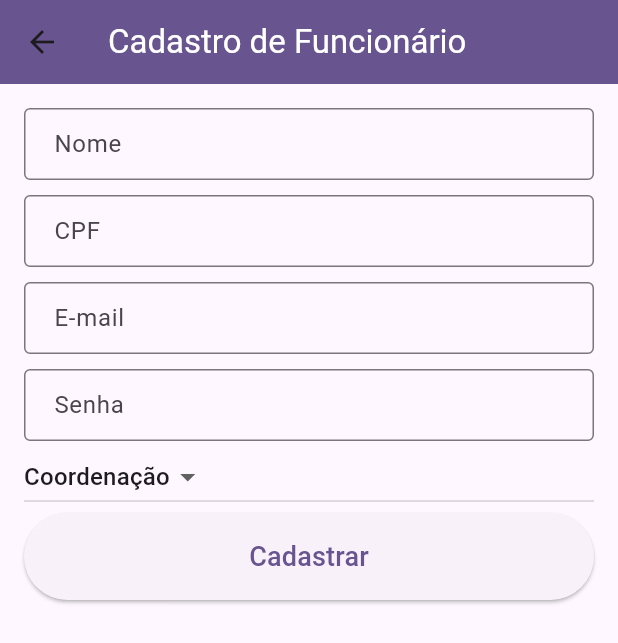
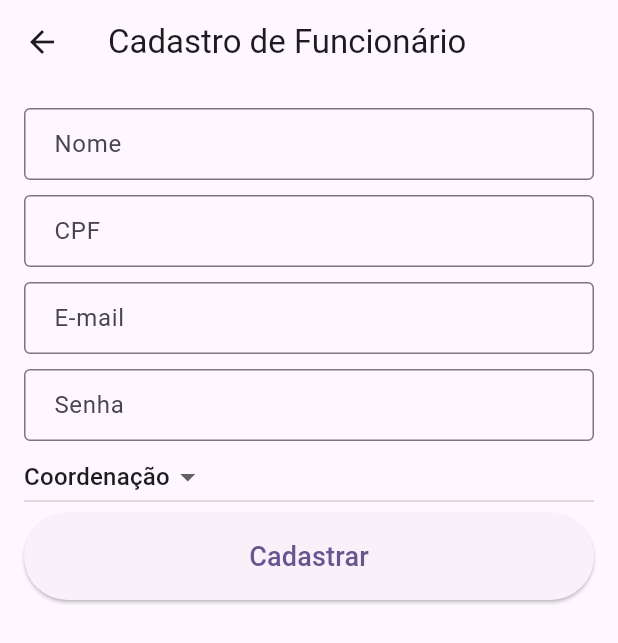
Before and after one commit to EliasPacheco/projeto-escola, a Flutter app: the CadastroFuncionarioScreen screen opened directly, on a phone screen of 412 x 824 dp. Shown: the top 643 px of the screen. Run offline on Flutter 3.47's test engine with Material 3 defaults, Android fonts, the phone set to English and light mode, and no system bars; our stand-ins replace brasil_fields, cloud_firestore, connectivity_plus, dio, file_picker, firebase_auth and 8 more; accounts and stored records are empty.

Commit message:
padronização appbar

```diff
--- a/lib/funcionarios/Cadastrarfuncionario.dart
+++ b/lib/funcionarios/Cadastrarfuncionario.dart
@@ -116,9 +116,9 @@ class CadastroFuncionarioScreen extends StatelessWidget {
   Widget build(BuildContext context) {
     return Scaffold(
       appBar: AppBar(
-        title: Text('Cadastro de Funcionário',
-            style: TextStyle(color: Colors.white)),
-        backgroundColor: Theme.of(context).primaryColor,
+        title: Text(
+          'Cadastro de Funcionário',
+        ),
       ),
       body: Padding(
         padding: const EdgeInsets.all(16.0),
```
